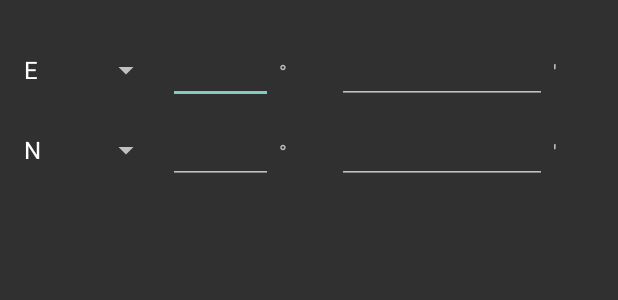
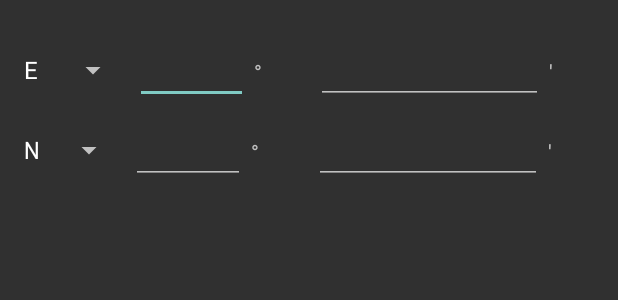
Before and after one commit to typebrook/mapstew-android, an Android app: the layout input_deg_min.xml on its own in the app's theme, with its tools: preview values and no code run, on a phone screen of 412 x 824 dp. Shown: the top 300 px of the screen. Run offline under Robolectric (Android 15) with nearby library versions, the phone set to English and light mode, and no system bars.

Commit message:
Improve layout of CoordInputDialog
Prevent spinner of N/S E/W just shows part of text

```diff
--- a/app/src/main/res/layout/input_deg_min.xml
+++ b/app/src/main/res/layout/input_deg_min.xml
@@ -16,7 +16,7 @@
 
         <Spinner
             android:id="@+id/spinner_ew"
-            android:layout_width="100dp"
+            android:layout_width="wrap_content"
             android:layout_height="match_parent"
             android:entries="@array/longitude_EW" />
 
@@ -66,7 +66,7 @@
 
         <Spinner
             android:id="@+id/spinner_ns"
-            android:layout_width="100dp"
+            android:layout_width="wrap_content"
             android:layout_height="match_parent"
             android:entries="@array/latitude_NS" />
 
--- a/app/src/main/res/layout/input_degree.xml
+++ b/app/src/main/res/layout/input_degree.xml
@@ -16,7 +16,7 @@
 
         <Spinner
             android:id="@+id/spinner_ew"
-            android:layout_width="100dp"
+            android:layout_width="wrap_content"
             android:layout_height="match_parent"
             android:entries="@array/longitude_EW" />
 
@@ -49,7 +49,7 @@
 
         <Spinner
             android:id="@+id/spinner_ns"
-            android:layout_width="100dp"
+            android:layout_width="wrap_content"
             android:layout_height="match_parent"
             android:entries="@array/latitude_NS" />
 
--- a/app/src/main/res/layout/input_dms.xml
+++ b/app/src/main/res/layout/input_dms.xml
@@ -9,7 +9,7 @@
 
     <Spinner
         android:id="@+id/spinner_ew"
-        android:layout_width="100dp"
+        android:layout_width="wrap_content"
         android:layout_height="match_parent"
         android:layout_marginTop="8dp"
         android:entries="@array/longitude_EW" />
@@ -74,7 +74,7 @@
 
     <Spinner
         android:id="@+id/spinner_ns"
-        android:layout_width="100dp"
+        android:layout_width="wrap_content"
         android:layout_height="match_parent"
         android:layout_marginTop="8dp"
         android:entries="@array/latitude_NS" />
```
